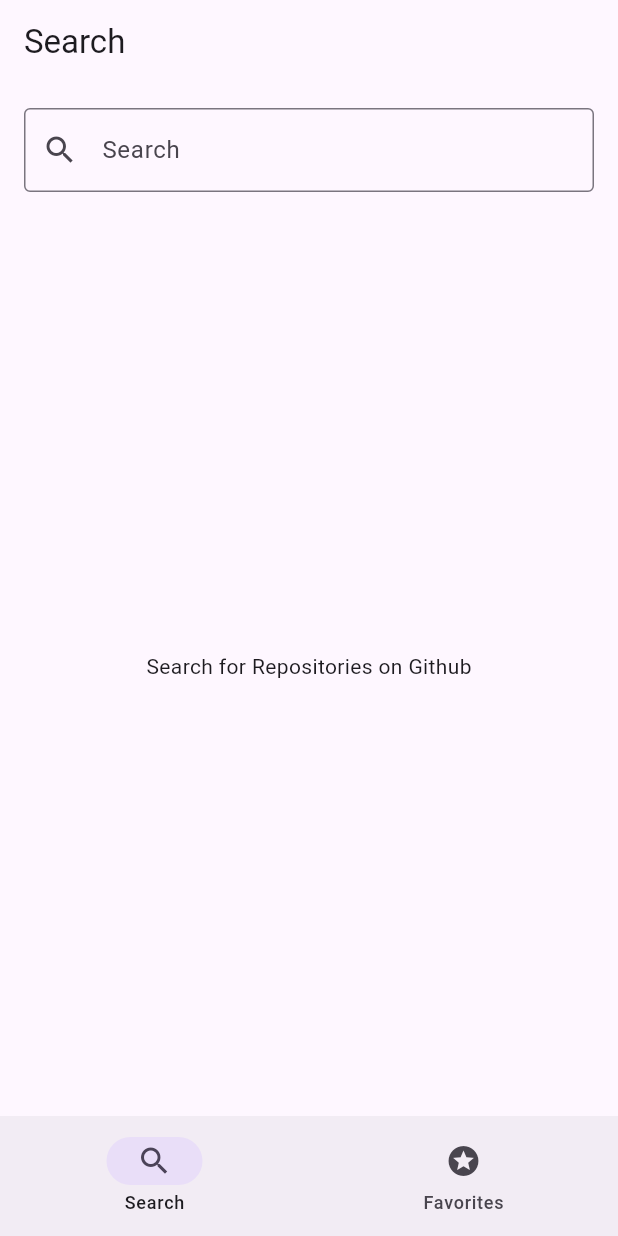
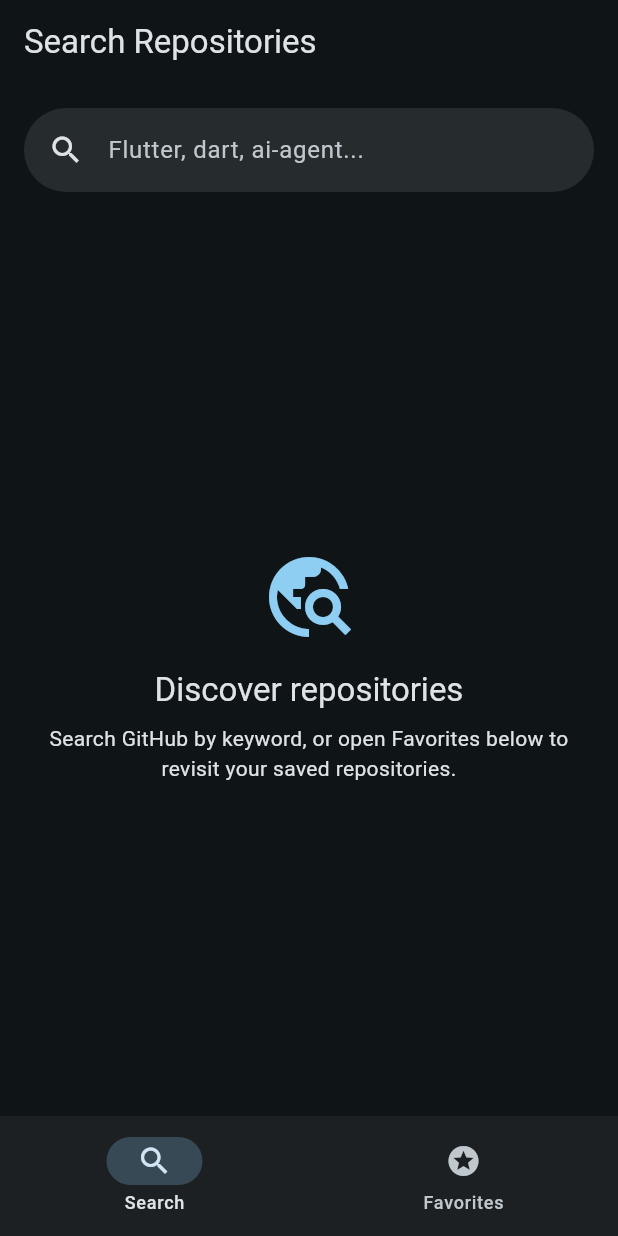
Before and after one commit to SafalFrom2050/github_repo_list, a Flutter app: the screen it shows after launch, on a phone screen of 412 x 824 dp. Run offline on Flutter 3.47's test engine with Material 3 defaults, Android fonts, the phone set to English and light mode, and no system bars; our stand-ins replace flutter_riverpod, shared_preferences.

Commit message:
polish search & favorites ui.

```diff
--- a/lib/app/app.dart
+++ b/lib/app/app.dart
@@ -10,7 +10,7 @@
     return MaterialApp(
       title: 'Github Repo List',
       theme: ThemeData(
-        colorScheme: .fromSeed(seedColor: Colors.deepPurple),
+        colorScheme: .fromSeed(seedColor: Colors.lightBlueAccent, brightness: .dark),
       ),
       routes: {
         "/": (context) => const AppShell()
--- a/lib/app/app_shell.dart
+++ b/lib/app/app_shell.dart
@@ -15,7 +15,7 @@
   @override
   Widget build(BuildContext context) {
     return Scaffold(
-      appBar: AppBar(title: Text(_selectedIndex == 0 ? "Search" : "Favorites")),
+      appBar: AppBar(title: Text(_selectedIndex == 0 ? "Search Repositories" : "Favorites")),
 
       body: SafeArea(
         child: IndexedStack(
--- a/lib/features/repositories/presentation/search/search_screen.dart
+++ b/lib/features/repositories/presentation/search/search_screen.dart
@@ -15,12 +15,12 @@
       children: [
         Padding(
           padding: const EdgeInsets.all(16),
-          child: TextField(
-            textInputAction: TextInputAction.search,
-            decoration: const InputDecoration(
-              labelText: 'Search',
-              prefixIcon: Icon(Icons.search),
-              border: OutlineInputBorder(),
+          child: SearchBar(
+            hintText: 'Flutter, dart, ai-agent...',
+            leading: const Icon(Icons.search),
+            elevation: WidgetStatePropertyAll(0),
+            padding: const WidgetStatePropertyAll(
+              EdgeInsets.symmetric(horizontal: 16),
             ),
             onSubmitted: (query) =>
                 ref.read(searchControllerProvider.notifier).search(query),
@@ -38,7 +38,32 @@
 
   Widget _buildBody(BuildContext context, SearchState state, WidgetRef ref) {
     if (state.query.isEmpty) {
-      return const Center(child: Text('Search for Repositories on Github'));
+      return Center(
+        child: Padding(
+          padding: const EdgeInsets.all(24),
+          child: Column(
+            mainAxisSize: MainAxisSize.min,
+            children: [
+              Icon(
+                Icons.travel_explore,
+                size: 64,
+                color: Theme.of(context).colorScheme.primary,
+              ),
+              const SizedBox(height: 16),
+              Text(
+                'Discover repositories',
+                style: Theme.of(context).textTheme.titleLarge,
+              ),
+              const SizedBox(height: 8),
+              const Text(
+                'Search GitHub by keyword, or open Favorites '
+                    'below to revisit your saved repositories.',
+                textAlign: TextAlign.center,
+              ),
+            ],
+          ),
+        ),
+      );
     }
     if (state.isLoading) {
       return const Center(child: CircularProgressIndicator());
```
Also changed, not shown: lib/features/favorites/presentation/favorites_screen.dart (+26 -1 lines).
